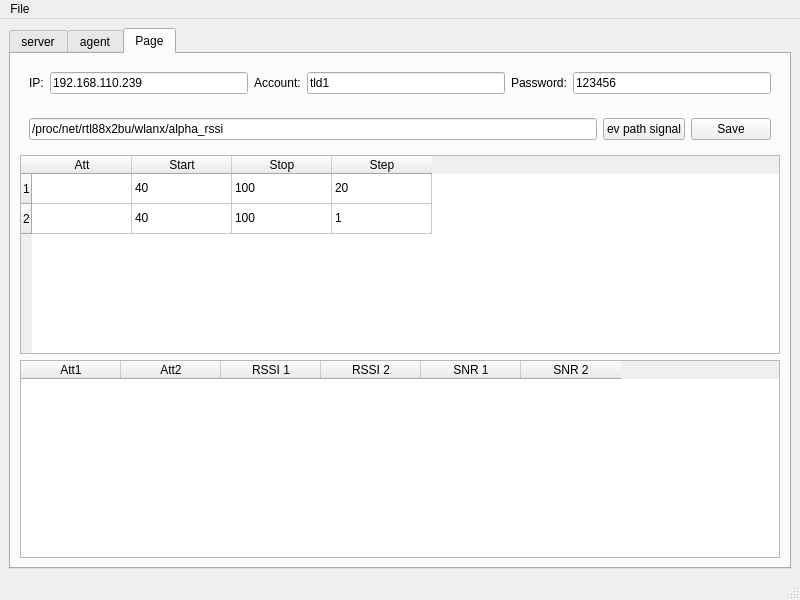
Old version of the form logviewer.ui in the repository coolshou/logviewer.
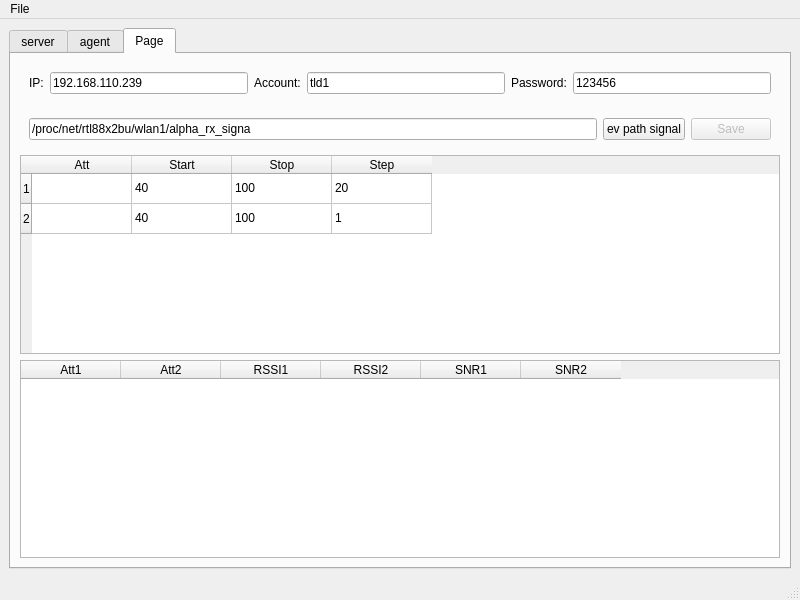
New version of the form.

```diff
--- a/logviewer.ui
+++ b/logviewer.ui
@@ -583,7 +583,7 @@
            <item>
             <widget class="QLineEdit" name="leRSSI">
              <property name="text">
-              <string>/proc/net/rtl88x2bu/wlanx/alpha_rssi</string>
+              <string>/proc/net/rtl88x2bu/wlan1/alpha_rx_signa</string>
              </property>
             </widget>
            </item>
@@ -596,6 +596,9 @@
            </item>
            <item>
             <widget class="QPushButton" name="pbSaveEVPathSignal">
+             <property name="enabled">
+              <bool>false</bool>
+             </property>
              <property name="text">
               <string>Save</string>
              </property>
@@ -682,22 +685,22 @@
           </column>
           <column>
            <property name="text">
-            <string>RSSI 1</string>
+            <string>RSSI1</string>
            </property>
           </column>
           <column>
            <property name="text">
-            <string>RSSI 2</string>
+            <string>RSSI2</string>
            </property>
           </column>
           <column>
            <property name="text">
-            <string>SNR 1</string>
+            <string>SNR1</string>
            </property>
           </column>
           <column>
            <property name="text">
-            <string>SNR 2</string>
+            <string>SNR2</string>
            </property>
           </column>
          </widget>
```
